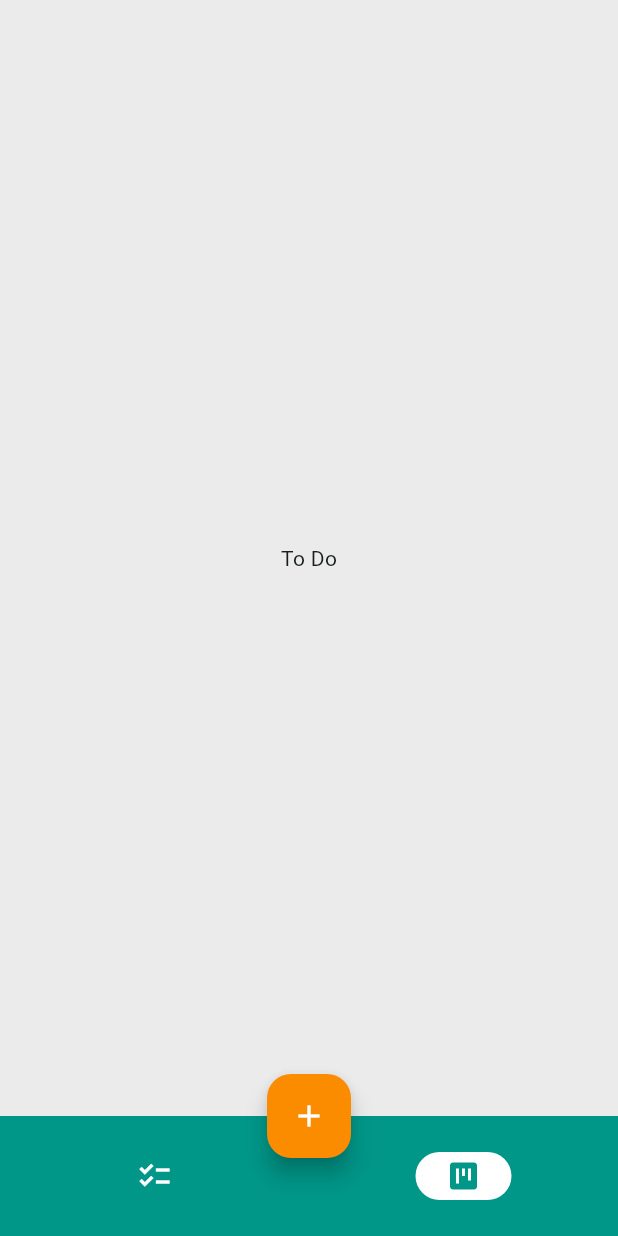
After one commit to dillonfagan/tasks_flutter, a Flutter app: the screen it shows after launch, item 2 of the bottom bar chosen, on a phone screen of 412 x 824 dp. The commit adds this screen. Run offline on Flutter 3.47's test engine with Material 2 defaults, Android fonts, the phone set to English and light mode, and no system bars.

Commit message:
Start on the kanban view

```diff
--- a/lib/src/screens/tasks_screen.dart
+++ b/lib/src/screens/tasks_screen.dart
@@ -1,21 +1,33 @@
 import 'package:flutter/material.dart';
 import 'package:provider/provider.dart';
 import 'package:tasks_app/src/screens/create_task_screen.dart';
-import 'package:tasks_app/src/widgets/tasks_body.dart';
+import 'package:tasks_app/src/widgets/checklist_body.dart';
 import 'package:tasks_app/src/controllers/tasks_controller.dart';
 import 'package:tasks_app/src/services/tasks_service.dart';
+import 'package:tasks_app/src/widgets/kanban_body/kanban_body.dart';
 
-class TasksScreen extends StatelessWidget {
+class TasksScreen extends StatefulWidget {
   const TasksScreen({super.key});
+
+  @override
+  State<TasksScreen> createState() => _TasksScreenState();
+}
+
+class _TasksScreenState extends State<TasksScreen> {
+  final checklistBody = const ChecklistBody();
+  final kanbanBody = const KanbanBody();
+
+  int selectedIndex = 0;
+  Widget get body => selectedIndex == 0 ? checklistBody : kanbanBody;
 
   @override
   Widget build(BuildContext context) {
     return ChangeNotifierProvider(
       create: (_) => TasksController(service: TasksService()),
       child: Scaffold(
-        body: const Padding(
-          padding: EdgeInsets.all(16),
-          child: TasksBody(),
+        body: Padding(
+          padding: const EdgeInsets.all(16),
+          child: body,
         ),
         floatingActionButtonLocation: FloatingActionButtonLocation.centerDocked,
         floatingActionButton: Consumer<TasksController>(
@@ -32,6 +44,7 @@ class TasksScreen extends StatelessWidget {
         ),
         bottomNavigationBar: NavigationBar(
           labelBehavior: NavigationDestinationLabelBehavior.alwaysHide,
+          selectedIndex: selectedIndex,
           destinations: const [
             NavigationDestination(
               icon: Icon(Icons.checklist),
@@ -42,6 +55,9 @@ class TasksScreen extends StatelessWidget {
               label: 'Kanban',
             ),
           ],
+          onDestinationSelected: (value) {
+            setState(() => selectedIndex = value);
+          },
         ),
       ),
     );
--- a/lib/src/widgets/tasks_body.dart
+++ b/lib/src/widgets/checklist_body.dart
@@ -6,8 +6,8 @@ import 'package:tasks_app/src/widgets/task_card.dart';
 
 import '../models/task.dart';
 
-class TasksBody extends StatelessWidget {
-  const TasksBody({super.key});
+class ChecklistBody extends StatelessWidget {
+  const ChecklistBody({super.key});
 
   @override
   Widget build(BuildContext context) {
--- /dev/null
+++ b/lib/src/widgets/kanban_body/kanban_body.dart
@@ -0,0 +1,26 @@
+import 'package:flutter/material.dart';
+import 'package:tasks_app/src/widgets/kanban_body/kanban_column.dart';
+
+class KanbanBody extends StatefulWidget {
+  const KanbanBody({super.key});
+
+  @override
+  State<KanbanBody> createState() => _KanbanBodyState();
+}
+
+class _KanbanBodyState extends State<KanbanBody>
+    with SingleTickerProviderStateMixin {
+  late final controller = TabController(length: 3, vsync: this);
+
+  @override
+  Widget build(BuildContext context) {
+    return TabBarView(
+      controller: controller,
+      children: const [
+        KanbanColumn(title: 'To Do'),
+        KanbanColumn(title: 'In Progress'),
+        KanbanColumn(title: 'Done'),
+      ],
+    );
+  }
+}
--- /dev/null
+++ b/lib/src/widgets/kanban_body/kanban_column.dart
@@ -0,0 +1,15 @@
+import 'package:flutter/material.dart';
+
+class KanbanColumn extends StatelessWidget {
+  const KanbanColumn({
+    super.key,
+    required this.title,
+  });
+
+  final String title;
+
+  @override
+  Widget build(BuildContext context) {
+    return Center(child: Text(title));
+  }
+}
```
